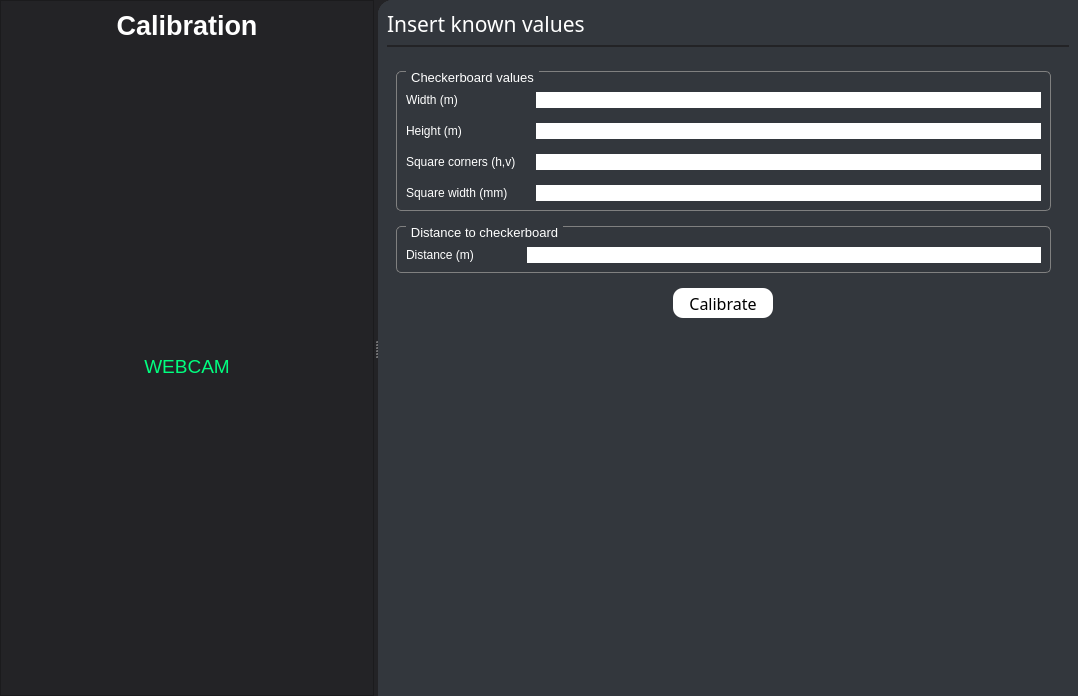
Tobias-Mauritzon/DAT067, file GUI/ui_calibrationPage.ui: the form before one commit.
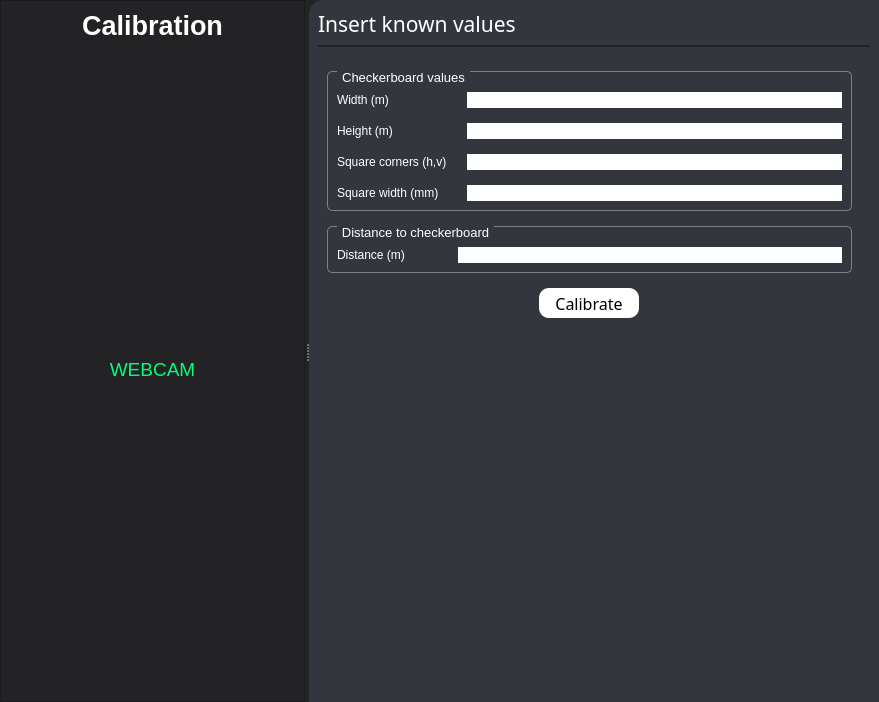
The form after the commit.

What changed in the file:
```diff
--- a/GUI/ui_calibrationPage.ui
+++ b/GUI/ui_calibrationPage.ui
@@ -6,8 +6,8 @@
    <rect>
     <x>0</x>
     <y>0</y>
-    <width>1078</width>
-    <height>696</height>
+    <width>879</width>
+    <height>702</height>
    </rect>
   </property>
   <property name="windowTitle">
```
